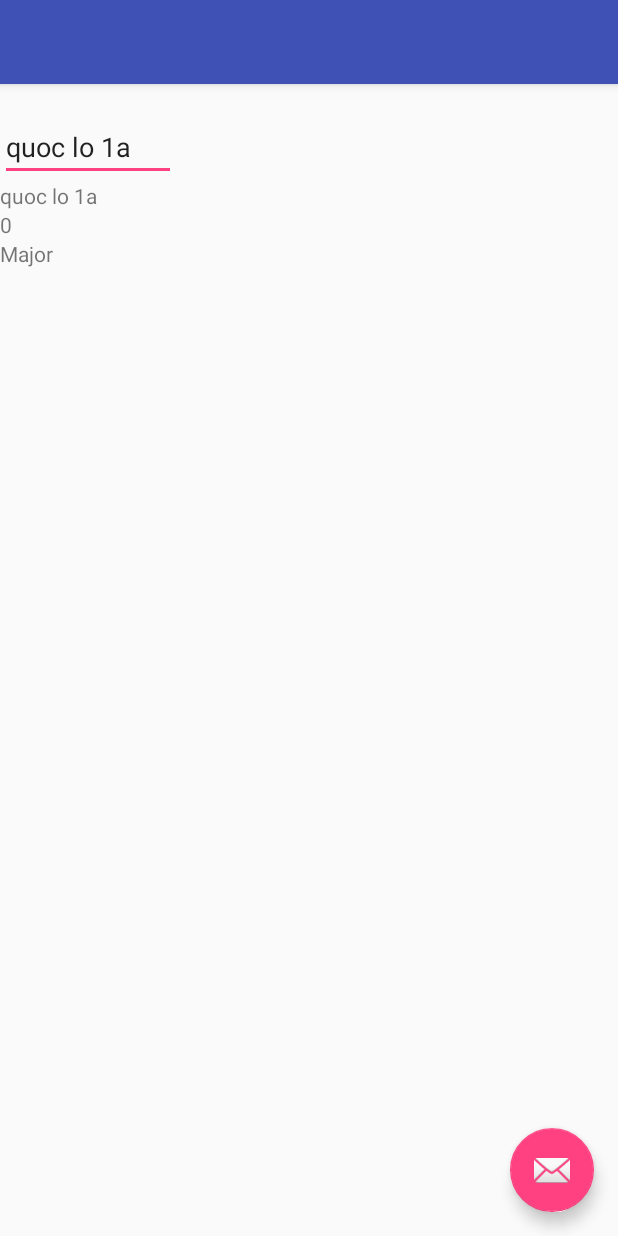
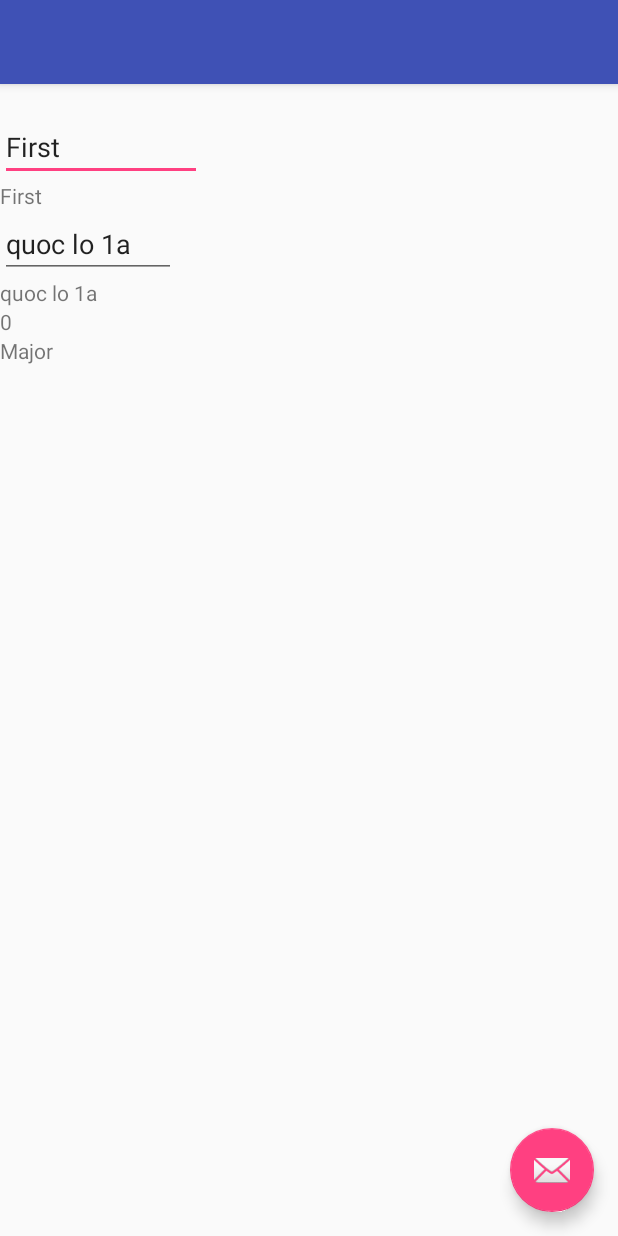
Before and after one commit to PhongHuynh93/Databinding, an Android app: the screen it shows after launch (MainActivity), on a phone screen of 412 x 824 dp. Run offline under Robolectric (Android 15) with nearby library versions, the phone set to English and light mode, and no system bars; our stand-ins replace data binding; libraries missing offline, so code that uses them is left out: android.graphics.drawable, java.util.

Commit message:
feat - test with normal model -> data wont change feat - emit the var into include tab

```diff
--- a/app/src/main/java/example/test/phong/databinding/MainActivity.java
+++ b/app/src/main/java/example/test/phong/databinding/MainActivity.java
@@ -5,6 +5,8 @@ import android.os.Bundle;
 import android.support.v7.app.AppCompatActivity;
 
 import example.test.phong.databinding.databinding.ActivityMainBinding;
+import example.test.phong.databinding.model.RegistrationModel;
+import example.test.phong.databinding.model.User;
 
 
 /**
@@ -19,12 +21,19 @@ public class MainActivity extends AppCompatActivity {
         // info - How to avoid findViewById():
 //        Inside your onCreate method initialize the data binding object by using DataBindingUtil than use that object to access all your views directly.
         ActivityMainBinding activityMainBinding = DataBindingUtil.setContentView(this, R.layout.activity_main);
-
+//        info binding in fragment
+//        MyLayoutBinding binding = DataBindingUtil.inflate(layoutInflater, R.layout.my_layout, viewGroup, false);
         // info - how to set var via java fiile
 //        RegistrationModel registrationModel = new RegistrationModel("Phong", "quoc lo 1a", 20, true);
         RegistrationModel registrationModel = new RegistrationModel();
         activityMainBinding.setRegistration(registrationModel);
 
         registrationModel.address.set("quoc lo 1a");
+
+        // can set text by findviewbyid or set var
+        activityMainBinding.included.tvName.setText("Phong");
+
+        User user = new User("First", "Last");
+        activityMainBinding.setUser(user);
     }
 }
--- /dev/null
+++ b/app/src/main/java/example/test/phong/databinding/model/User.java
@@ -0,0 +1,20 @@
+package example.test.phong.databinding.model;
+
+/**
+ * Created by user on 7/30/2017.
+ */
+
+public class User {
+    private final String firstName;
+    private final String lastName;
+    public User(String firstName, String lastName) {
+        this.firstName = firstName;
+        this.lastName = lastName;
+    }
+    public String getFirstName() {
+        return this.firstName;
+    }
+    public String getLastName() {
+        return this.lastName;
+    }
+}
--- a/app/src/main/res/layout/activity_main.xml
+++ b/app/src/main/res/layout/activity_main.xml
@@ -9,7 +9,17 @@ So if your xml name is activity_main then it generate the class with the name Ac
 
     <!--info auto create method setRegistrationModel-->
     <data>
-        <variable name="registration" type="example.test.phong.databinding.RegistrationModel"/>
+
+        <!--info Another thing thing to remember is, when you are mentioning class name directly in type attribute, you have to add import statement for them. You can see imports for User, List and Drawable class.-->
+        <import type="android.graphics.drawable.Drawable"/>
+        <import type="java.util.List"/>
+        <import type="example.test.phong.databinding.model.User"/>
+
+        <variable name="registration" type="example.test.phong.databinding.model.RegistrationModel"/>
+        <variable name="user" type="User"/>
+        <variable name="image" type="Drawable"/>
+        <variable name="note"  type="String"/>
+        <variable name="userList" type="List&lt;User&gt;"/>
     </data>
     <android.support.design.widget.CoordinatorLayout
         android:layout_width="match_parent"
@@ -30,50 +40,60 @@ So if your xml name is activity_main then it generate the class with the name Ac
 
         </android.support.design.widget.AppBarLayout>
 
-        <!--<include layout="@layout/content_main"/>-->
-        <LinearLayout
-            android:layout_width="match_parent"
-            android:layout_height="match_parent"
-            android:orientation="vertical"
-            app:layout_behavior="@string/appbar_scrolling_view_behavior">
+        <include
+            android:id="@+id/included"
+            layout="@layout/content_main"
+        app:user="@{user}"
+        app:registration="@{registration}"/>
+        <!--<LinearLayout-->
+            <!--android:layout_width="match_parent"-->
+            <!--android:layout_height="match_parent"-->
+            <!--android:orientation="vertical"-->
+            <!--app:layout_behavior="@string/appbar_scrolling_view_behavior">-->
 
-            <TextView
-                android:id="@+id/tv_name"
-                android:layout_width="wrap_content"
-                android:layout_height="wrap_content"
-                android:text="@{registration.name}"/>
+            <!--<TextView-->
+                <!--android:id="@+id/tv_name"-->
+                <!--android:layout_width="wrap_content"-->
+                <!--android:layout_height="wrap_content"-->
+                <!--android:text="@{registration.name}"/>-->
 
-            <!--info Do single modification that is change @{} to @={} that’s it.
-What it does is when user types then it set the value back to the model class object so when you want to retrieve the value just call that object.-->
-            <EditText
-                android:id="@+id/edt_address"
-                android:hint="Input address"
-                android:layout_width="wrap_content"
-                android:layout_height="wrap_content"
-                android:text="@={registration.address}"/>
+            <!--<TextView-->
+                <!--android:id="@+id/tv_first_name"-->
+                <!--android:layout_width="wrap_content"-->
+                <!--android:layout_height="wrap_content"-->
+                <!--android:text="@{user.firstName}"/>-->
 
-            <!--test not modify when edt_address is modified-->
-            <TextView
-                android:id="@+id/tv_address"
-                android:layout_width="wrap_content"
-                android:layout_height="wrap_content"
-                android:text="@{registration.address}"/>
+            <!--&lt;!&ndash;info Do single modification that is change @{} to @={} that’s it.-->
+<!--What it does is when user types then it set the value back to the model class object so when you want to retrieve the value just call that object.&ndash;&gt;-->
+            <!--<EditText-->
+                <!--android:id="@+id/edt_address"-->
+                <!--android:hint="Input address"-->
+                <!--android:layout_width="wrap_content"-->
+                <!--android:layout_height="wrap_content"-->
+                <!--android:text="@={registration.address}"/>-->
 
-            <!--info Remember the model class is having age data type as Integer and setText on a textview accepts String type. So it’s important to use String.valueOf() in case the data type is not String.-->
-            <TextView
-                android:id="@+id/tv_age"
-                android:layout_width="wrap_content"
-                android:layout_height="wrap_content"
-                android:text="@{String.valueOf(registration.age)}"/>
+            <!--&lt;!&ndash;test not modify when edt_address is modified&ndash;&gt;-->
+            <!--<TextView-->
+                <!--android:id="@+id/tv_address"-->
+                <!--android:layout_width="wrap_content"-->
+                <!--android:layout_height="wrap_content"-->
+                <!--android:text="@{registration.address}"/>-->
 
-            <!--info - Well data binding supports lots of expression and ternary operator is one of them.-->
-            <TextView
-                android:id="@+id/tv_status"
-                android:layout_width="wrap_content"
-                android:layout_height="wrap_content"
-                android:text="@{registration.isMinor ? @string/minor : @string/major}"/>
+            <!--&lt;!&ndash;info Remember the model class is having age data type as Integer and setText on a textview accepts String type. So it’s important to use String.valueOf() in case the data type is not String.&ndash;&gt;-->
+            <!--<TextView-->
+                <!--android:id="@+id/tv_age"-->
+                <!--android:layout_width="wrap_content"-->
+                <!--android:layout_height="wrap_content"-->
+                <!--android:text="@{String.valueOf(registration.age)}"/>-->
 
-        </LinearLayout>
+            <!--&lt;!&ndash;info - Well data binding supports lots of expression and ternary operator is one of them.&ndash;&gt;-->
+            <!--<TextView-->
+                <!--android:id="@+id/tv_status"-->
+                <!--android:layout_width="wrap_content"-->
+                <!--android:layout_height="wrap_content"-->
+                <!--android:text="@{registration.isMinor ? @string/minor : @string/major}"/>-->
+
+        <!--</LinearLayout>-->
 
         <android.support.design.widget.FloatingActionButton
             android:id="@+id/fab"
--- a/app/src/main/res/layout/content_main.xml
+++ b/app/src/main/res/layout/content_main.xml
@@ -1,19 +1,90 @@
 <?xml version="1.0" encoding="utf-8"?>
-<android.support.constraint.ConstraintLayout
-    xmlns:android="http://schemas.android.com/apk/res/android"
-    xmlns:app="http://schemas.android.com/apk/res-auto" xmlns:tools="http://schemas.android.com/tools"
-    android:layout_width="match_parent"
-    android:layout_height="match_parent"
-    app:layout_behavior="@string/appbar_scrolling_view_behavior"
-    tools:context="example.test.phong.databinding.MainActivity" tools:showIn="@layout/activity_main">
+<!--<android.support.constraint.ConstraintLayout-->
+<!--xmlns:android="http://schemas.android.com/apk/res/android"-->
+<!--xmlns:app="http://schemas.android.com/apk/res-auto" xmlns:tools="http://schemas.android.com/tools"-->
+<!--android:layout_width="match_parent"-->
+<!--android:layout_height="match_parent"-->
+<!--app:layout_behavior="@string/appbar_scrolling_view_behavior"-->
+<!--tools:context="example.test.phong.databinding.MainActivity" tools:showIn="@layout/activity_main">-->
 
-    <TextView
-        android:layout_width="wrap_content"
-        android:layout_height="wrap_content"
-        android:text="Hello World!"
-        app:layout_constraintBottom_toBottomOf="parent"
-        app:layout_constraintLeft_toLeftOf="parent"
-        app:layout_constraintRight_toRightOf="parent"
-        app:layout_constraintTop_toTopOf="parent"/>
+<!--<TextView-->
+<!--android:layout_width="wrap_content"-->
+<!--android:layout_height="wrap_content"-->
+<!--android:text="Hello World!"-->
+<!--app:layout_constraintBottom_toBottomOf="parent"-->
+<!--app:layout_constraintLeft_toLeftOf="parent"-->
+<!--app:layout_constraintRight_toRightOf="parent"-->
+<!--app:layout_constraintTop_toTopOf="parent"/>-->
 
-</android.support.constraint.ConstraintLayout>
+<!--</android.support.constraint.ConstraintLayout>-->
+
+<layout xmlns:android="http://schemas.android.com/apk/res/android"
+        xmlns:app="http://schemas.android.com/apk/res-auto">
+
+    <data>
+
+        <!--info Another thing thing to remember is, when you are mentioning class name directly in type attribute, you have to add import statement for them. You can see imports for User, List and Drawable class.-->
+        <import type="example.test.phong.databinding.model.User"/>
+        <import type="example.test.phong.databinding.model.RegistrationModel"/>
+
+        <variable name="registration" type="RegistrationModel"/>
+        <variable name="user" type="User"/>
+    </data>
+    <LinearLayout
+        app:layout_behavior="@string/appbar_scrolling_view_behavior"
+        android:layout_width="match_parent"
+        android:layout_height="match_parent"
+        android:orientation="vertical">
+
+        <TextView
+            android:id="@+id/tv_name"
+            android:layout_width="wrap_content"
+            android:layout_height="wrap_content"
+            android:text="@{registration.name}"/>
+
+        <!--test - can not use @={user.firstName} because user is not observable, and it didn't change the datas.-->
+        <EditText
+            android:id="@+id/edt_first_name"
+            android:layout_width="wrap_content"
+            android:layout_height="wrap_content"
+            android:hint="Input first name"
+            android:text="@{user.firstName}"/>
+
+        <TextView
+            android:id="@+id/tv_first_name"
+            android:layout_width="wrap_content"
+            android:layout_height="wrap_content"
+            android:text="@{user.firstName}"/>
+
+        <!--info Do single modification that is change @{} to @={} that’s it.
+    What it does is when user types then it set the value back to the model class object so when you want to retrieve the value just call that object.-->
+        <EditText
+            android:id="@+id/edt_address"
+            android:layout_width="wrap_content"
+            android:layout_height="wrap_content"
+            android:hint="Input address"
+            android:text="@={registration.address}"/>
+
+        <!--test modify when edt_address is modified-->
+        <TextView
+            android:id="@+id/tv_address"
+            android:layout_width="wrap_content"
+            android:layout_height="wrap_content"
+            android:text="@{registration.address}"/>
+
+        <!--info Remember the model class is having age data type as Integer and setText on a textview accepts String type. So it’s important to use String.valueOf() in case the data type is not String.-->
+        <TextView
+            android:id="@+id/tv_age"
+            android:layout_width="wrap_content"
+            android:layout_height="wrap_content"
+            android:text="@{String.valueOf(registration.age)}"/>
+
+        <!--info - Well data binding supports lots of expression and ternary operator is one of them.-->
+        <TextView
+            android:id="@+id/tv_status"
+            android:layout_width="wrap_content"
+            android:layout_height="wrap_content"
+            android:text="@{registration.isMinor ? @string/minor : @string/major}"/>
+
+    </LinearLayout>
+</layout>
```
Also changed, not shown: app/src/main/java/example/test/phong/databinding/model/RegistrationModel.java (renamed from app/src/main/java/example/test/phong/databinding/RegistrationModel.java, +1 -1 lines).
